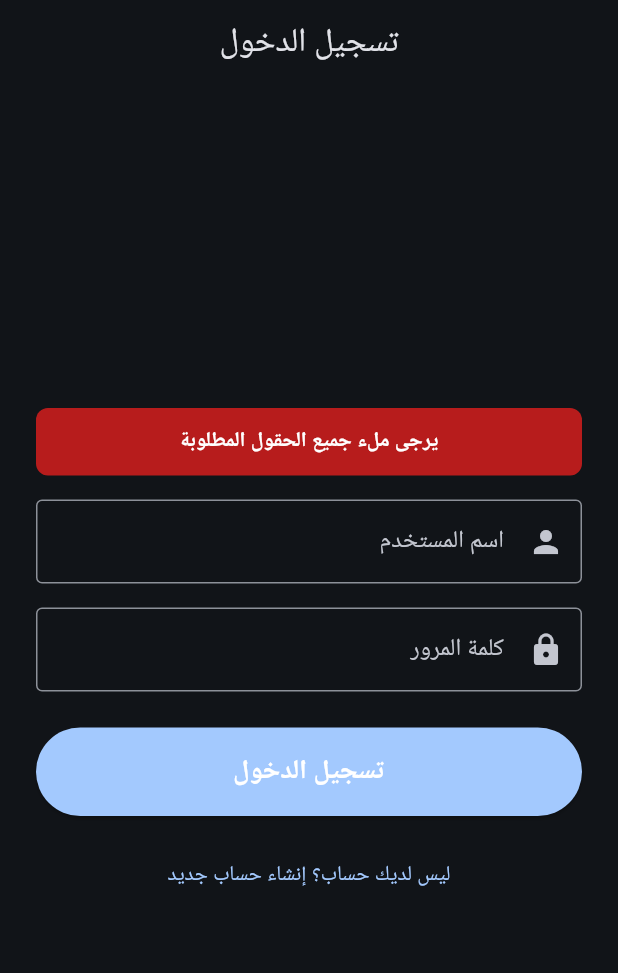
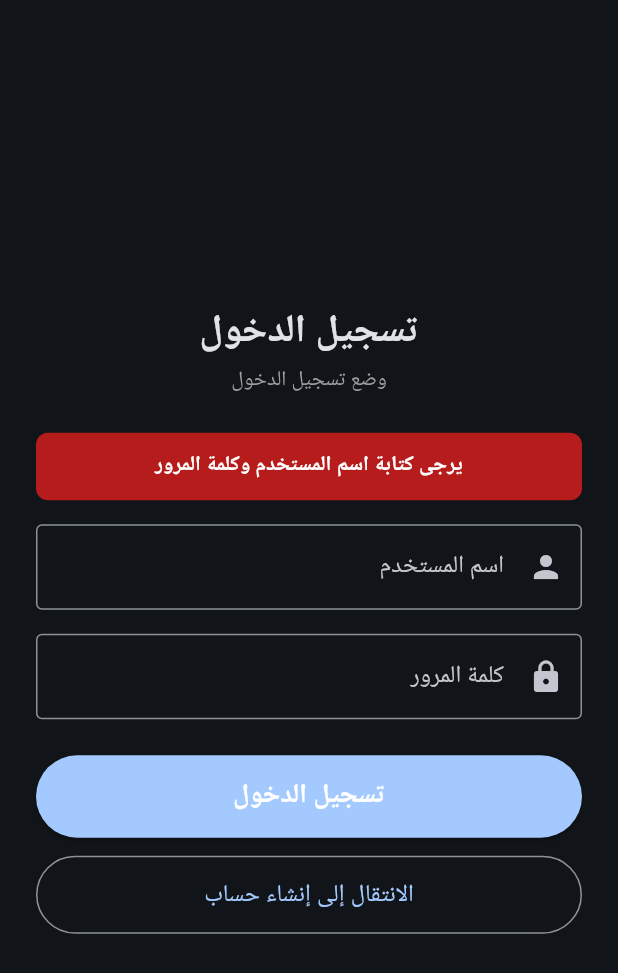
Before and after one commit to mohamedabdalhamied139/LETSFLY, a Flutter app: the screen it shows after launch, after a tap on "تسجيل الدخول", on a phone screen of 412 x 824 dp. Shown: the top 973 px of the screen. Run offline on Flutter 3.47's test engine with Material 3 defaults, Android fonts, the phone set to English and light mode, and no system bars; our stand-ins replace audioplayers, dio; network calls fail.

Commit message:
Match Windows UI hierarchy (AuthView, HomeView, RoomsMenuView, JoinRoomsView) and ensure Android permissions

```diff
--- a/mobile/lib/views/auth_view.dart
+++ b/mobile/lib/views/auth_view.dart
@@ -1,7 +1,7 @@
 import 'package:flutter/material.dart';
 import '../core/localization.dart';
 import '../services/api_service.dart';
-import 'lobby_view.dart';
+import 'home_view.dart';
 
 class AuthView extends StatefulWidget {
   const AuthView({super.key});
@@ -11,23 +11,20 @@ class AuthView extends StatefulWidget {
 }
 
 class _AuthViewState extends State<AuthView> {
-  bool _isLoginMode = true;
+  bool _registerMode = false;
   bool _isLoading = false;
   String _errorMessage = '';
 
-  final _usernameController = TextEditingController();
-  final _displayNameController = TextEditingController();
-  final _passwordController = TextEditingController();
+  final _displayNameInput = TextEditingController();
+  final _usernameInput = TextEditingController();
+  final _passwordInput = TextEditingController();
 
-  Future<void> _submit() async {
-    final username = _usernameController.text.trim();
-    final password = _passwordController.text.trim();
-    final displayName = _displayNameController.text.trim();
+  Future<void> _submitLogin() async {
+    final username = _usernameInput.text.trim();
+    final password = _passwordInput.text.trim();
 
-    if (username.isEmpty || password.isEmpty || (!_isLoginMode && displayName.isEmpty)) {
-      setState(() {
-        _errorMessage = tr('يرجى ملء جميع الحقول المطلوبة');
-      });
+    if (username.isEmpty || password.isEmpty) {
+      setState(() => _errorMessage = tr('يرجى كتابة اسم المستخدم وكلمة المرور'));
       return;
     }
 
@@ -37,21 +34,15 @@ class _AuthViewState extends State<AuthView> {
     });
 
     try {
-      if (_isLoginMode) {
       final res = await ApiService.instance.login(username, password);
       final token = res['access_token'] ?? res['token'];
+      final userMap = res['user'] ?? {};
+      final displayName = userMap['display_name'] ?? username;
       ApiService.instance.setToken(token);
-      } else {
-        await ApiService.instance.register(username, displayName, password);
-        // Automatically login after successful registration
-        final res = await ApiService.instance.login(username, password);
-        final token = res['access_token'] ?? res['token'];
-        ApiService.instance.setToken(token);
-      }
 
       if (mounted) {
         Navigator.of(context).pushReplacement(
-          MaterialPageRoute(builder: (_) => const LobbyView()),
+          MaterialPageRoute(builder: (_) => HomeView(userDisplayName: displayName)),
         );
       }
     } catch (e) {
@@ -59,30 +50,85 @@ class _AuthViewState extends State<AuthView> {
         _errorMessage = e.toString().replaceFirst('Exception: ', '');
       });
     } finally {
-      if (mounted) {
-        setState(() {
-          _isLoading = false;
-        });
+      if (mounted) setState(() => _isLoading = false);
     }
   }
+
+  Future<void> _submitRegister() async {
+    final displayName = _displayNameInput.text.trim();
+    final username = _usernameInput.text.trim();
+    final password = _passwordInput.text.trim();
+
+    if (displayName.isEmpty || username.isEmpty || password.isEmpty) {
+      setState(() => _errorMessage = tr('يرجى ملء جميع الحقول'));
+      return;
+    }
+
+    setState(() {
+      _isLoading = true;
+      _errorMessage = '';
+    });
+
+    try {
+      await ApiService.instance.register(username, displayName, password);
+      // Auto login after register
+      final res = await ApiService.instance.login(username, password);
+      final token = res['access_token'] ?? res['token'];
+      ApiService.instance.setToken(token);
+
+      if (mounted) {
+        Navigator.of(context).pushReplacement(
+          MaterialPageRoute(builder: (_) => HomeView(userDisplayName: displayName)),
+        );
+      }
+    } catch (e) {
+      setState(() {
+        _errorMessage = e.toString().replaceFirst('Exception: ', '');
+      });
+    } finally {
+      if (mounted) setState(() => _isLoading = false);
+    }
+  }
+
+  void _toggleMode() {
+    setState(() {
+      _registerMode = !_registerMode;
+      _errorMessage = '';
+    });
   }
 
   @override
   Widget build(BuildContext context) {
-    final title = _isLoginMode ? tr('تسجيل الدخول') : tr('إنشاء حساب جديد');
+    final titleText = _registerMode ? tr('إنشاء حساب') : tr('تسجيل الدخول');
+    final modeText = _registerMode ? tr('وضع إنشاء الحساب') : tr('وضع تسجيل الدخول');
+    final toggleButtonText = _registerMode ? tr('الانتقال إلى تسجيل الدخول') : tr('الانتقال إلى إنشاء حساب');
 
     return Scaffold(
-      appBar: AppBar(
-        title: Text(title),
-        centerTitle: true,
-      ),
       body: Center(
         child: SingleChildScrollView(
           padding: const EdgeInsets.all(24.0),
+          child: ConstrainedBox(
+            constraints: const BoxConstraints(maxWidth: 460),
             child: Column(
               mainAxisSize: MainAxisSize.min,
               crossAxisAlignment: CrossAxisAlignment.stretch,
               children: [
+                Semantics(
+                  header: true,
+                  label: tr('عنوان الشاشة'),
+                  child: Text(
+                    titleText,
+                    style: const TextStyle(fontSize: 26, fontWeight: FontWeight.bold),
+                    textAlign: TextAlign.center,
+                  ),
+                ),
+                const SizedBox(height: 4),
+                Text(
+                  modeText,
+                  style: const TextStyle(fontSize: 14, color: Colors.grey),
+                  textAlign: TextAlign.center,
+                ),
+                const SizedBox(height: 24),
                 if (_errorMessage.isNotEmpty) ...[
                   Semantics(
                     liveRegion: true,
@@ -101,81 +147,100 @@ class _AuthViewState extends State<AuthView> {
                   ),
                   const SizedBox(height: 16),
                 ],
+                if (_registerMode) ...[
+                  Semantics(
+                    label: tr('الاسم'),
+                    child: TextField(
+                      controller: _displayNameInput,
+                      decoration: InputDecoration(
+                        labelText: tr('الاسم'),
+                        hintText: tr('اكتب الاسم'),
+                        border: const OutlineInputBorder(),
+                        prefixIcon: const Icon(Icons.badge),
+                      ),
+                    ),
+                  ),
+                  const SizedBox(height: 16),
+                ],
                 Semantics(
                   label: tr('اسم المستخدم'),
-                hint: tr('أدخل اسم المستخدم بالإنجليزية'),
                   child: TextField(
-                  controller: _usernameController,
+                    controller: _usernameInput,
                     decoration: InputDecoration(
                       labelText: tr('اسم المستخدم'),
+                      hintText: tr('اكتب اسم المستخدم'),
                       border: const OutlineInputBorder(),
                       prefixIcon: const Icon(Icons.person),
                     ),
                   ),
                 ),
-              if (!_isLoginMode) ...[
-                const SizedBox(height: 16),
-                Semantics(
-                  label: tr('الاسم الظاهر'),
-                  hint: tr('الاسم الذي يراه الآخرون في الطاولة'),
-                  child: TextField(
-                    controller: _displayNameController,
-                    decoration: InputDecoration(
-                      labelText: tr('الاسم الظاهر'),
-                      border: const OutlineInputBorder(),
-                      prefixIcon: const Icon(Icons.badge),
-                    ),
-                  ),
-                ),
-              ],
                 const SizedBox(height: 16),
                 Semantics(
                   label: tr('كلمة المرور'),
-                hint: tr('أدخل كلمة المرور الخاصة بك'),
                   child: TextField(
-                  controller: _passwordController,
+                    controller: _passwordInput,
                     obscureText: true,
                     decoration: InputDecoration(
                       labelText: tr('كلمة المرور'),
+                      hintText: tr('اكتب كلمة المرور'),
                       border: const OutlineInputBorder(),
                       prefixIcon: const Icon(Icons.lock),
                     ),
                   ),
                 ),
                 const SizedBox(height: 24),
+                if (!_registerMode) ...[
                   Semantics(
                     button: true,
-                label: title,
+                    label: tr('تسجيل الدخول'),
                     child: ElevatedButton(
-                  onPressed: _isLoading ? null : _submit,
+                      onPressed: _isLoading ? null : _submitLogin,
                       style: ElevatedButton.styleFrom(
-                    padding: const EdgeInsets.symmetric(vertical: 16),
+                        padding: const EdgeInsets.symmetric(vertical: 14),
                         backgroundColor: Theme.of(context).colorScheme.primary,
                         foregroundColor: Colors.white,
                       ),
                       child: _isLoading
                           ? const CircularProgressIndicator(color: Colors.white)
-                      : Text(title, style: const TextStyle(fontSize: 18, fontWeight: FontWeight.bold)),
+                          : Text(tr('تسجيل الدخول'), style: const TextStyle(fontSize: 18, fontWeight: FontWeight.bold)),
                     ),
                   ),
-              const SizedBox(height: 16),
-              TextButton(
-                onPressed: () {
-                  setState(() {
-                    _isLoginMode = !_isLoginMode;
-                    _errorMessage = '';
-                  });
-                },
-                child: Text(
-                  _isLoginMode
-                      ? tr('ليس لديك حساب؟ إنشاء حساب جديد')
-                      : tr('لديك حساب بالفعل؟ تسجيل الدخول'),
+                  const SizedBox(height: 12),
+                ],
+                if (_registerMode) ...[
+                  Semantics(
+                    button: true,
+                    label: tr('إنشاء حساب'),
+                    child: ElevatedButton(
+                      onPressed: _isLoading ? null : _submitRegister,
+                      style: ElevatedButton.styleFrom(
+                        padding: const EdgeInsets.symmetric(vertical: 14),
+                        backgroundColor: Theme.of(context).colorScheme.primary,
+                        foregroundColor: Colors.white,
+                      ),
+                      child: _isLoading
+                          ? const CircularProgressIndicator(color: Colors.white)
+                          : Text(tr('إنشاء حساب'), style: const TextStyle(fontSize: 18, fontWeight: FontWeight.bold)),
+                    ),
+                  ),
+                  const SizedBox(height: 12),
+                ],
+                Semantics(
+                  button: true,
+                  label: toggleButtonText,
+                  child: OutlinedButton(
+                    onPressed: _toggleMode,
+                    style: OutlinedButton.styleFrom(
+                      padding: const EdgeInsets.symmetric(vertical: 14),
+                    ),
+                    child: Text(toggleButtonText, style: const TextStyle(fontSize: 16)),
                   ),
                 ),
               ],
             ),
           ),
         ),
+      ),
     );
   }
 }
```
Also changed, not shown: mobile/lib/views/home_view.dart (added, +139 -0 lines), mobile/lib/views/join_rooms_view.dart (added, +128 -0 lines), mobile/lib/views/rooms_menu_view.dart (added, +188 -0 lines), 2 other files. Lines whose indentation alone changed are shown as unchanged.
